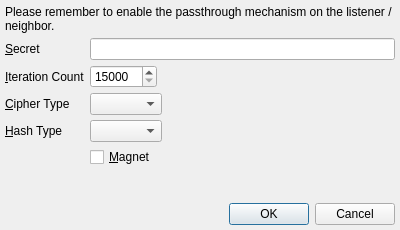
textbrowser/spot-on, file branches/trunk/UI/spot-on-private-application-credentials.ui: the form before one commit.
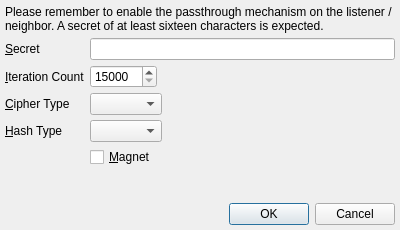
The form after the commit. Icons and pictures are not drawn.

Commit message: New label text.

The edit to the form file:
```diff
--- a/branches/trunk/UI/spot-on-private-application-credentials.ui
+++ b/branches/trunk/UI/spot-on-private-application-credentials.ui
@@ -33,7 +33,7 @@
    <item>
     <widget class="QLabel" name="label_5">
      <property name="text">
-      <string>Please remember to enable the passthrough mechanism on the listener / neighbor.</string>
+      <string>Please remember to enable the passthrough mechanism on the listener / neighbor. A secret of at least sixteen characters is expected.</string>
      </property>
      <property name="wordWrap">
       <bool>true</bool>
```
The commit also changes 2 other files.
